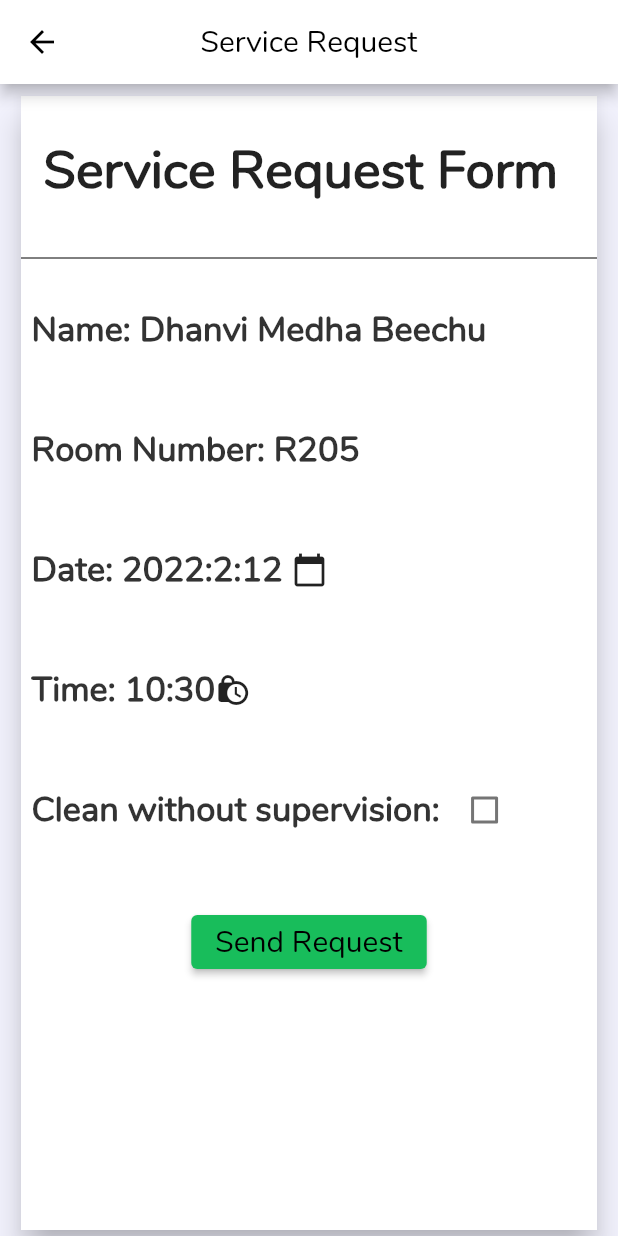
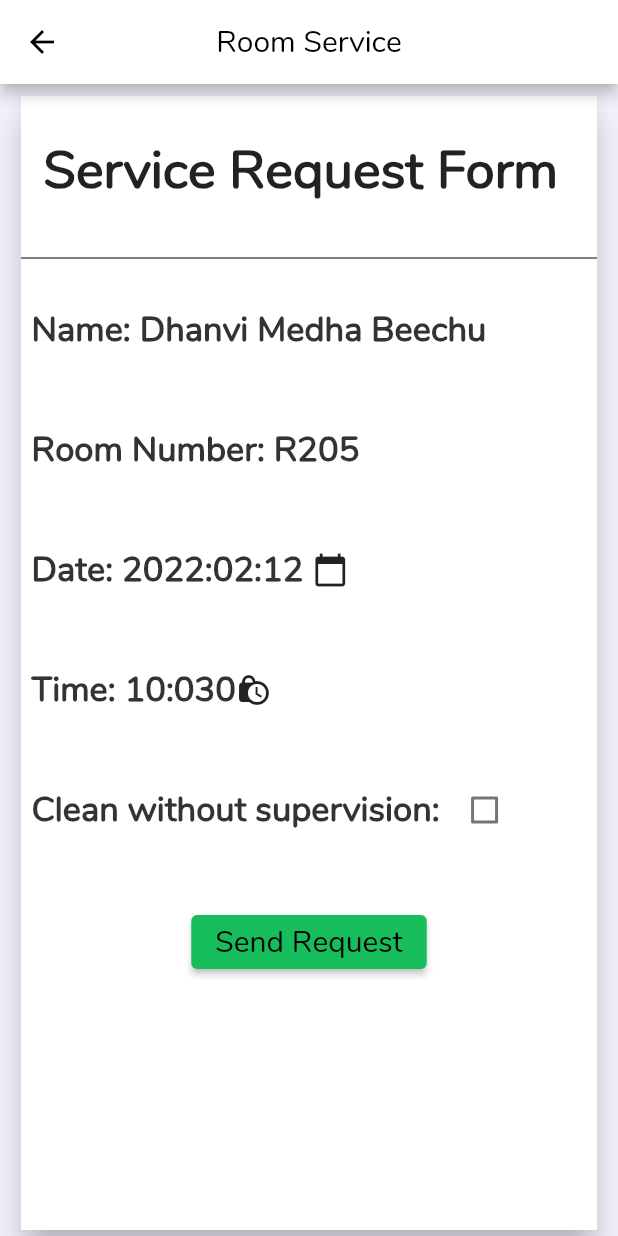
Before and after one commit to unbalancedvariance/CampusAutomation, a Flutter app: the SignUpPage screen opened by its route, on a phone screen of 412 x 824 dp. Run offline on Flutter 3.47's test engine with Material 2 defaults, Android fonts, the phone set to English and light mode, and no system bars; our stand-ins replace velocity_x.

```diff
--- a/campus_automation/lib/form.dart
+++ b/campus_automation/lib/form.dart
@@ -14,7 +14,7 @@ class SignUpPage extends StatelessWidget {
       body:MyCardWidget(),
       resizeToAvoidBottomInset: false,
       appBar: AppBar(
-          title: Text('Service Request'),
+          title: Text('Room Service'),
           backgroundColor: Color(0xFFFFFFFF),
           centerTitle: true,
       ),
@@ -118,7 +118,7 @@ class MyCardWidget extends StatelessWidget {
                         Align(
                           alignment: Alignment(-0.8,0),
                           child:Text(
-                              "Date: ${pickeddate.year}:${pickeddate.month}:${pickeddate.day} ",
+                              "Date: ${pickeddate.year}:0${pickeddate.month}:${pickeddate.day} ",
                               style: TextStyle(fontWeight: FontWeight.bold,fontSize: 23.0,color: Colors.black.withOpacity(0.8))
                           ),
                         ),
@@ -144,7 +144,7 @@ class MyCardWidget extends StatelessWidget {
                         Align(
                           alignment: Alignment(-0.8,0),
                           child:Text(
-                              "Time: ${pickeddate.hour}:${pickeddate.minute}",
+                              "Time: ${pickeddate.hour}:0${pickeddate.minute}",
                               style: TextStyle(fontWeight: FontWeight.bold,fontSize: 23.0,color: Colors.black.withOpacity(0.8))
                           ),
                         ),
```
Also changed, not shown: 1 other file.
